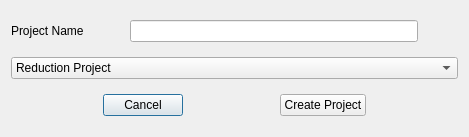
This is ui/ui_ProjectNameDialog.ui in neutrons/PyVDrive as Qt 5 draws it before an edit. The edited form follows.
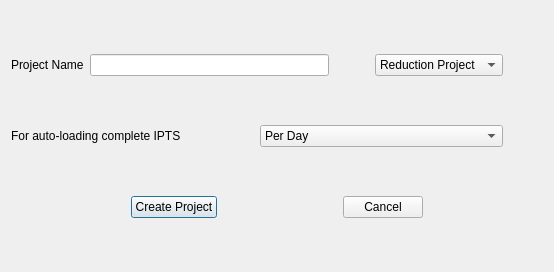
This is the edited form.

```diff
--- a/ui/ui_ProjectNameDialog.ui
+++ b/ui/ui_ProjectNameDialog.ui
@@ -9,8 +9,8 @@
    <rect>
     <x>0</x>
     <y>0</y>
-    <width>469</width>
-    <height>137</height>
+    <width>554</width>
+    <height>272</height>
    </rect>
   </property>
   <property name="windowTitle">
@@ -26,25 +26,39 @@
        </property>
       </widget>
      </item>
-     <item>
-      <spacer name="horizontalSpacer">
-       <property name="orientation">
-        <enum>Qt::Horizontal</enum>
-       </property>
-       <property name="sizeType">
-        <enum>QSizePolicy::Preferred</enum>
-       </property>
-       <property name="sizeHint" stdset="0">
-        <size>
-         <width>40</width>
-         <height>20</height>
-        </size>
-       </property>
-      </spacer>
-     </item>
      <item>
       <widget class="QLineEdit" name="lineEdit"/>
      </item>
+     <item>
+      <spacer name="horizontalSpacer">
+       <property name="orientation">
+        <enum>Qt::Horizontal</enum>
+       </property>
+       <property name="sizeType">
+        <enum>QSizePolicy::Preferred</enum>
+       </property>
+       <property name="sizeHint" stdset="0">
+        <size>
+         <width>40</width>
+         <height>20</height>
+        </size>
+       </property>
+      </spacer>
+     </item>
+     <item>
+      <widget class="QComboBox" name="comboBox_projectTypes">
+       <item>
+        <property name="text">
+         <string>Reduction Project</string>
+        </property>
+       </item>
+       <item>
+        <property name="text">
+         <string>Analysis Project</string>
+        </property>
+       </item>
+      </widget>
+     </item>
      <item>
       <spacer name="horizontalSpacer_2">
        <property name="orientation">
@@ -78,6 +92,26 @@
        </property>
       </spacer>
      </item>
+     <item>
+      <widget class="QPushButton" name="pushButton_newProject">
+       <property name="text">
+        <string>Create Project</string>
+       </property>
+      </widget>
+     </item>
+     <item>
+      <spacer name="horizontalSpacer_4">
+       <property name="orientation">
+        <enum>Qt::Horizontal</enum>
+       </property>
+       <property name="sizeHint" stdset="0">
+        <size>
+         <width>40</width>
+         <height>20</height>
+        </size>
+       </property>
+      </spacer>
+     </item>
      <item>
       <widget class="QPushButton" name="pushButton_2">
        <property name="text">
@@ -85,26 +119,6 @@
        </property>
       </widget>
      </item>
-     <item>
-      <spacer name="horizontalSpacer_4">
-       <property name="orientation">
-        <enum>Qt::Horizontal</enum>
-       </property>
-       <property name="sizeHint" stdset="0">
-        <size>
-         <width>40</width>
-         <height>20</height>
-        </size>
-       </property>
-      </spacer>
-     </item>
-     <item>
-      <widget class="QPushButton" name="pushButton">
-       <property name="text">
-        <string>Create Project</string>
-       </property>
-      </widget>
-     </item>
      <item>
       <spacer name="horizontalSpacer_5">
        <property name="orientation">
@@ -123,10 +137,17 @@
    <item row="1" column="0">
     <layout class="QHBoxLayout" name="horizontalLayout">
      <item>
-      <widget class="QComboBox" name="comboBox_projectTypes">
+      <widget class="QLabel" name="label_2">
+       <property name="text">
+        <string>For auto-loading complete IPTS</string>
+       </property>
+      </widget>
+     </item>
+     <item>
+      <widget class="QComboBox" name="comboBox_deltaDays">
        <item>
         <property name="text">
-         <string>Reduction Project</string>
+         <string>Per Day</string>
         </property>
        </item>
        <item>
@@ -136,6 +157,22 @@
        </item>
       </widget>
      </item>
+     <item>
+      <spacer name="horizontalSpacer_6">
+       <property name="orientation">
+        <enum>Qt::Horizontal</enum>
+       </property>
+       <property name="sizeType">
+        <enum>QSizePolicy::Preferred</enum>
+       </property>
+       <property name="sizeHint" stdset="0">
+        <size>
+         <width>40</width>
+         <height>20</height>
+        </size>
+       </property>
+      </spacer>
+     </item>
     </layout>
    </item>
   </layout>
```
Left out of the diff: 7 changed lines with no effect on the pictures.
